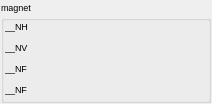
Old version of the form src/widgets/ui/magnet.ui in the repository srgblnch/LinacGUI.
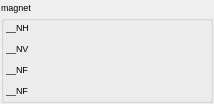
New version of the form. Custom widgets are drawn as their Qt base class.

What changed in the file:
```diff
--- a/src/widgets/ui/magnet.ui
+++ b/src/widgets/ui/magnet.ui
@@ -29,7 +29,7 @@
      </property>
      <layout class="QGridLayout" name="gridLayout_2">
       <property name="margin">
-       <number>1</number>
+       <number>2</number>
       </property>
       <item row="0" column="0">
        <widget class="QLabel" name="horizontalLabel">
```
